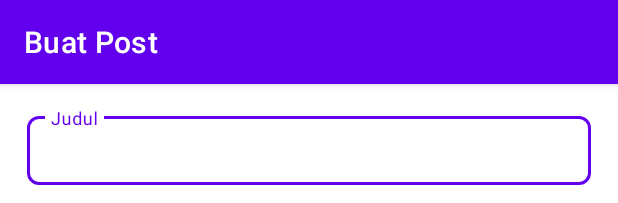
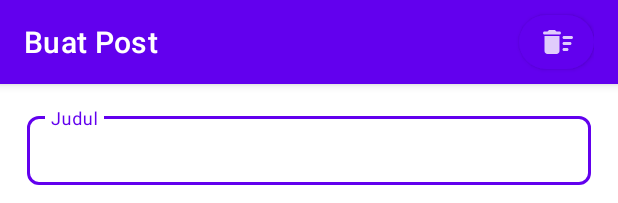
Before and after one commit to touki24/otopost, an Android app: the layout fragment_post_create.xml on its own in the app's theme, with its tools: preview values and no code run, on a phone screen of 412 x 824 dp. Shown: the top 203 px of the screen. Run offline under Robolectric (Android 15) with nearby library versions, the phone set to English and light mode, and no system bars; plain views replace CircularProgressButton.

Commit message:
feat(): add success create post success dialog, add clear form on create post fragment

```diff
--- /dev/null
+++ b/app/src/main/res/drawable-anydpi/ic_delete_sweep.xml
@@ -0,0 +1,11 @@
+<vector xmlns:android="http://schemas.android.com/apk/res/android"
+    android:width="24dp"
+    android:height="24dp"
+    android:viewportWidth="24"
+    android:viewportHeight="24"
+    android:tint="#FFFFFF"
+    android:alpha="0.8">
+  <path
+      android:fillColor="@android:color/white"
+      android:pathData="M16,16h2c0.55,0 1,0.45 1,1s-0.45,1 -1,1h-2c-0.55,0 -1,-0.45 -1,-1s0.45,-1 1,-1zM16,8h5c0.55,0 1,0.45 1,1s-0.45,1 -1,1h-5c-0.55,0 -1,-0.45 -1,-1s0.45,-1 1,-1zM16,12h4c0.55,0 1,0.45 1,1s-0.45,1 -1,1h-4c-0.55,0 -1,-0.45 -1,-1s0.45,-1 1,-1zM3,18c0,1.1 0.9,2 2,2h6c1.1,0 2,-0.9 2,-2L13,8L3,8v10zM13,5h-2l-0.71,-0.71c-0.18,-0.18 -0.44,-0.29 -0.7,-0.29L6.41,4c-0.26,0 -0.52,0.11 -0.7,0.29L5,5L3,5c-0.55,0 -1,0.45 -1,1s0.45,1 1,1h10c0.55,0 1,-0.45 1,-1s-0.45,-1 -1,-1z"/>
+</vector>
--- a/app/src/main/res/layout/fragment_post_create.xml
+++ b/app/src/main/res/layout/fragment_post_create.xml
@@ -1,5 +1,6 @@
 <?xml version="1.0" encoding="utf-8"?>
-<androidx.constraintlayout.widget.ConstraintLayout xmlns:app="http://schemas.android.com/apk/res-auto"
+<androidx.constraintlayout.widget.ConstraintLayout
+    xmlns:app="http://schemas.android.com/apk/res-auto"
     xmlns:android="http://schemas.android.com/apk/res/android"
     xmlns:tools="http://schemas.android.com/tools"
     android:layout_width="match_parent"
@@ -14,14 +15,36 @@
         app:layout_constraintStart_toStartOf="parent"
         app:layout_constraintTop_toTopOf="parent">
 
-        <com.google.android.material.appbar.MaterialToolbar
-            android:id="@+id/toolbar"
+        <androidx.constraintlayout.widget.ConstraintLayout
             android:layout_width="match_parent"
-            android:layout_height="?attr/actionBarSize"
-            android:theme="@style/ThemeOverlay.MaterialComponents.Dark"
-            app:title="Buat Post">
+            android:layout_height="wrap_content"
+            android:paddingStart="0dp"
+            android:paddingEnd="16dp">
 
-        </com.google.android.material.appbar.MaterialToolbar>
+            <com.google.android.material.appbar.MaterialToolbar
+                android:id="@+id/toolbar"
+                android:layout_width="wrap_content"
+                android:layout_height="?attr/actionBarSize"
+                android:theme="@style/ThemeOverlay.MaterialComponents.Dark"
+                app:title="Buat Post"
+                app:layout_constraintTop_toTopOf="parent"
+                app:layout_constraintStart_toStartOf="parent"/>
+
+            <com.google.android.material.button.MaterialButton
+                android:id="@+id/toolbarButtonRight"
+                android:layout_width="50dp"
+                android:layout_height="match_parent"
+                android:paddingStart="14dp"
+                android:paddingEnd="14dp"
+                app:cornerRadius="20dp"
+                app:icon="@drawable/ic_delete_sweep"
+                app:layout_constraintTop_toTopOf="parent"
+                app:layout_constraintEnd_toEndOf="parent"
+                app:layout_constraintBottom_toBottomOf="parent"/>
+
+        </androidx.constraintlayout.widget.ConstraintLayout>
+
+
 
     </com.google.android.material.appbar.AppBarLayout>
 
--- a/app/src/main/res/values/strings.xml
+++ b/app/src/main/res/values/strings.xml
@@ -15,4 +15,9 @@
     <string name="error_title_too_short">Judul terlalu pendek, minimal %1d karakter</string>
     <string name="error_title_empty">Judul tidak boleh kosong</string>
     <string name="error_content_empty">Konten tidak boleh kosong</string>
+    <string name="warning_clear_form">Apakah anda yakin ingin membersihkan form?</string>
+    <string name="label_information">Informasi</string>
+    <string name="info_create_post_success">Woohoo, post berhasil dibuat!!\nApakah anda ingin membuat post lagi?</string>
+    <string name="label_back_to_posts">Kembali ke Posts</string>
+    <string name="label_create_post_again">Buat post lagi</string>
 </resources>
```
Also changed, not shown: app/src/main/java/com/touki/otopost/presentation/post/create/PostCreateFragment.kt (+46 -2 lines), app/src/main/res/menu/menu_post_detail.xml (+16 -2 lines), app/src/main/res/drawable-hdpi/ic_delete_sweep.png (added), app/src/main/res/drawable-mdpi/ic_delete_sweep.png (added), app/src/main/res/drawable-xhdpi/ic_delete_sweep.png (added), app/src/main/res/drawable-xxhdpi/ic_delete_sweep.png (added).
